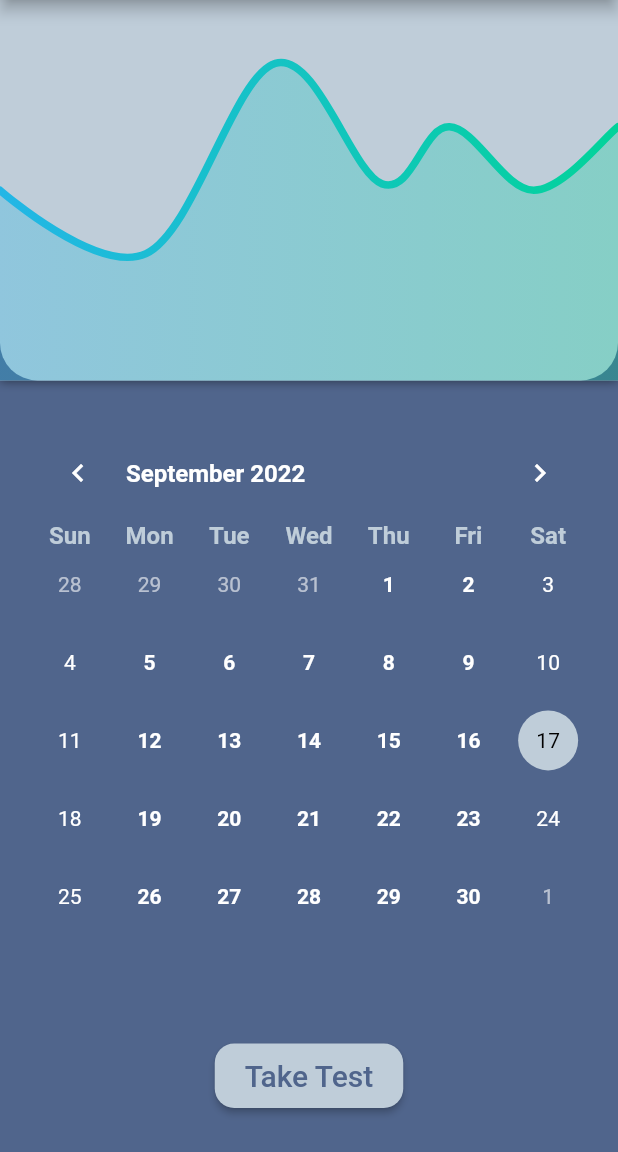
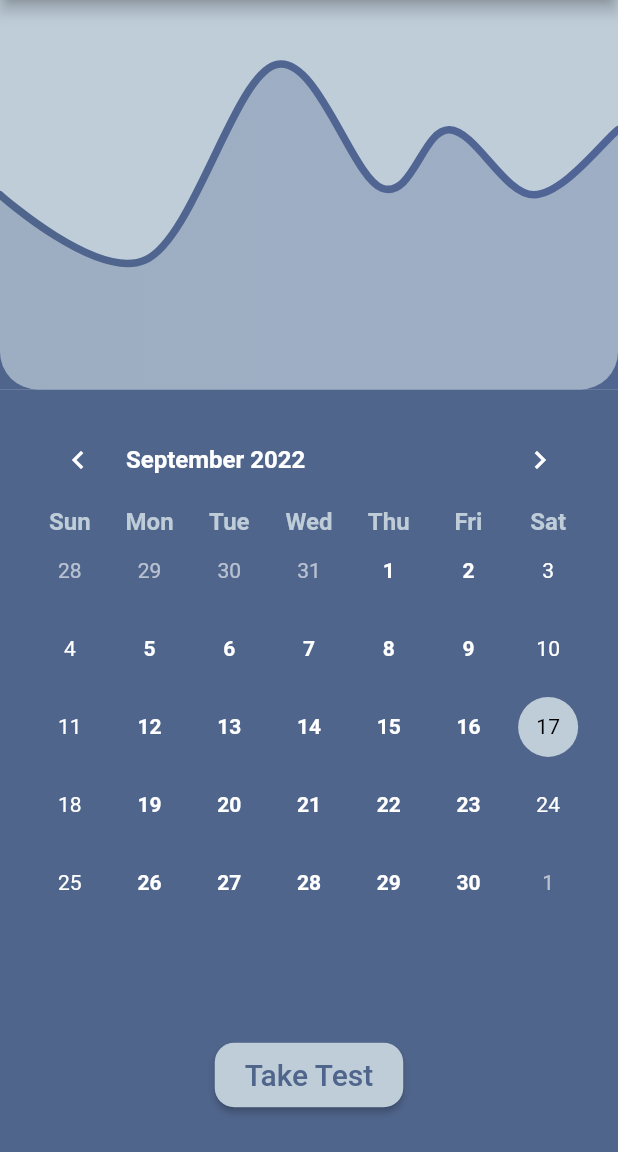
Before and after one commit to malhaar2002/therapia, a Flutter app: the screen it shows after launch, on a phone screen of 412 x 824 dp, the part 84-1236 px from its top. Run offline on Flutter 3.47's test engine with Material 2 defaults, Android fonts, the light colour scheme and no system bars; drawn by our look-alikes of fl_chart, table_calendar; our stand-ins replace sensors_plus, shared_preferences.

Commit message:
changed padding

```diff
--- a/lib/screens/dashboard.dart
+++ b/lib/screens/dashboard.dart
@@ -1,6 +1,5 @@
 import 'package:flutter/material.dart';
 import 'package:therapia/constants/colors.dart';
-import 'package:therapia/models/graph_model.dart';
 import 'package:therapia/widgets/graphs.dart';
 import 'package:therapia/widgets/calendar.dart';
 
@@ -16,20 +15,11 @@ class Dashboard extends StatelessWidget {
           Expanded(
             flex: 6,
             child: Container(
-              decoration: BoxDecoration(
-                boxShadow: [
-                  BoxShadow(
-                    offset: const Offset(0, 1),
-                    blurRadius: 5,
-                    color: Colors.black.withOpacity(0.5),
-                  ),
-                ],
-                color: apnaLight,
-              ),
+              color: apnaLight,
               child: const Graphs(),
             ),
           ),
-          const SizedBox(height: 25),
+          const SizedBox(height: 10),
           const Expanded(
             flex: 8,
             child: Calendar(),
--- a/lib/screens/test.dart
+++ b/lib/screens/test.dart
@@ -1,5 +1,4 @@
 import 'dart:async';
-import 'package:flutter/gestures.dart';
 import 'package:flutter/material.dart';
 import 'package:sensors_plus/sensors_plus.dart';
 import '../constants/colors.dart';
@@ -82,6 +81,13 @@ class _TestState extends State<Test> {
         return true;
       },
       child: Scaffold(
+      appBar: AppBar(
+        backgroundColor: apnaDark,
+        title: const Text('Therapia'),
+        centerTitle: true,
+        automaticallyImplyLeading: false,
+     ),
+
         body: Container(
           height: MediaQuery.of(context).size.height,
           width: MediaQuery.of(context).size.width,
--- a/lib/widgets/calendar.dart
+++ b/lib/widgets/calendar.dart
@@ -28,10 +28,8 @@ class _CalendarState extends State<Calendar> {
 
   @override
   Widget build(BuildContext context) {
-    return SingleChildScrollView(
-      padding: const EdgeInsets.only(bottom: 90),
-      child: Padding(
-        padding: const EdgeInsets.only(right: 20, left: 20, top: 5, bottom: 20),
+    return Padding(
+      padding: const EdgeInsets.only(right: 20, left: 20, top: 5),
       child: TableCalendar(
         calendarBuilders: CalendarBuilders(
           defaultBuilder: (context, day, focusedDay) {
@@ -116,7 +114,6 @@ class _CalendarState extends State<Calendar> {
           ),
         ),
       ),
-      ),
     );
   }
 }
--- a/lib/widgets/graphs.dart
+++ b/lib/widgets/graphs.dart
@@ -11,8 +11,8 @@ class Graphs extends StatefulWidget {
 
 class _LineChartSample2State extends State<Graphs> {
   List<Color> gradientColors = [
-    const Color(0xff23b6e6),
-    const Color(0xff02d39a),
+    apnaDark,
+    apnaDark.withBlue(150),
   ];
 
   bool showAvg = false;
@@ -49,9 +49,8 @@ class _LineChartSample2State extends State<Graphs> {
             width: double.infinity,
             decoration: const BoxDecoration(
               borderRadius: BorderRadius.only(
-                bottomLeft: Radius.circular(25),
-                bottomRight: Radius.circular(25)
-              ),
+                  bottomLeft: Radius.circular(25),
+                  bottomRight: Radius.circular(25)),
               color: apnaLight,
             ),
             child: LineChart(
```
Lines whose indentation alone changed are shown as unchanged.
